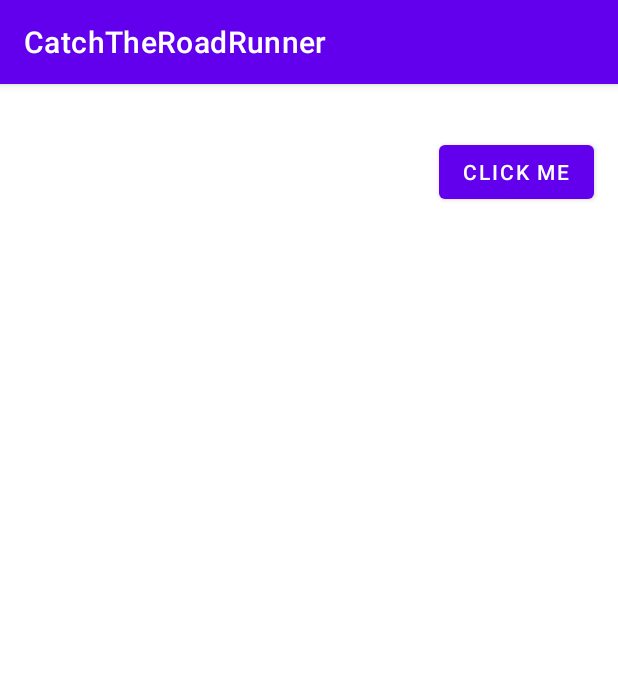
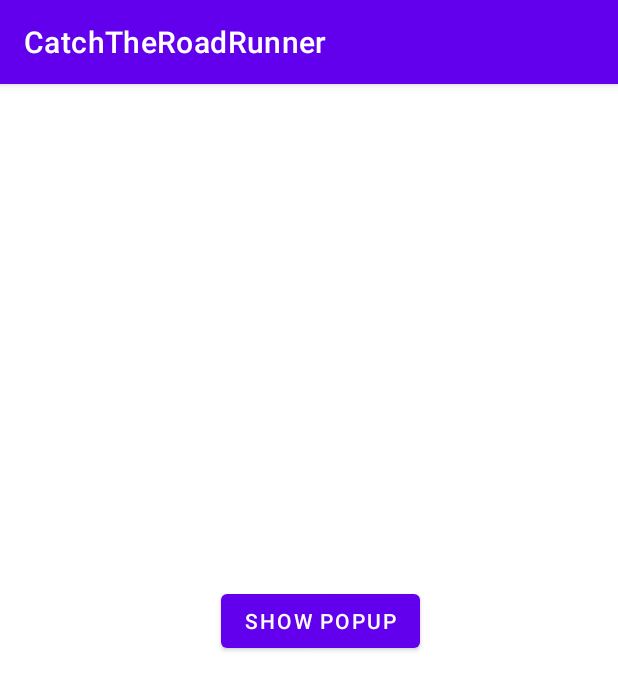
Before and after one commit to Cevik10/CatchTheRoadRunner, an Android app: the screen it shows after launch (GameScreen), after a tap on "FREE MODE", on a phone screen of 412 x 824 dp. Shown: the top 690 px of the screen. Run offline under Robolectric (Android 15) with nearby library versions, the phone set to English and light mode, and no system bars; Roboto replaces fonts that are not available here; 1 other tap on this screen came first.

Commit message:
vol9 pop-up window added and exit button activated.

```diff
--- a/app/src/main/AndroidManifest.xml
+++ b/app/src/main/AndroidManifest.xml
@@ -25,6 +25,9 @@
         <meta-data
             android:name="preloaded_fonts"
             android:resource="@array/preloaded_fonts" />
+
     </application>
 
+
+
 </manifest>
--- a/app/src/main/java/com/ibrahimcakir/catchtheroadrunner/GameScreen.java
+++ b/app/src/main/java/com/ibrahimcakir/catchtheroadrunner/GameScreen.java
@@ -1,39 +1,56 @@
 package com.ibrahimcakir.catchtheroadrunner;
 
+import android.app.Dialog;
+import android.graphics.Color;
+import android.graphics.drawable.ColorDrawable;
 import android.os.Bundle;
 import android.view.MenuItem;
 import android.view.View;
 import android.widget.Button;
 import android.widget.PopupMenu;
+import android.widget.TextView;
 import android.widget.Toast;
 
 import androidx.appcompat.app.AppCompatActivity;
 
 public class GameScreen extends AppCompatActivity {
-    Button button;
 
+    Dialog myDialog;
+    Button showPopup_button;
     @Override
     protected void onCreate(Bundle savedInstanceState) {
         super.onCreate(savedInstanceState);
         setContentView(R.layout.activity_game_screen);
 
-        button = (Button) findViewById(R.id.clickBtn);
-        button.setOnClickListener(new View.OnClickListener() {
+        showPopup_button = findViewById(R.id.showPopup_button);
+        myDialog = new Dialog(this);
+
+
+    }
+
+    public void showPopup(View view){
+        TextView textclose;
+
+        myDialog.setContentView(R.layout.popupwindow);
+
+        textclose = myDialog.findViewById(R.id.textclose);
+        textclose.setOnClickListener(new View.OnClickListener() {
             @Override
             public void onClick(View view) {
-                PopupMenu popupMenu = new PopupMenu(GameScreen.this, button);
-
-                popupMenu.getMenuInflater().inflate(R.menu.popup_menu, popupMenu.getMenu());
-                popupMenu.setOnMenuItemClickListener(new PopupMenu.OnMenuItemClickListener() {
-                    @Override
-                    public boolean onMenuItemClick(MenuItem menuItem) {
-                        Toast.makeText(GameScreen.this, "You Clicked " + menuItem.getTitle(), Toast.LENGTH_SHORT).show();
-                        return true;
-                    }
-                });
-                popupMenu.show();
+                myDialog.dismiss();
             }
         });
+        myDialog.getWindow().setBackgroundDrawable(new ColorDrawable(Color.TRANSPARENT));
+        myDialog.show();
+
 
     }
+
+
+
+
+
+
+
+
 }
--- a/app/src/main/java/com/ibrahimcakir/catchtheroadrunner/MainActivity.java
+++ b/app/src/main/java/com/ibrahimcakir/catchtheroadrunner/MainActivity.java
@@ -4,6 +4,7 @@ import android.content.Intent;
 import android.os.Bundle;
 import android.view.View;
 import android.widget.Button;
+import android.widget.Toast;
 
 import androidx.appcompat.app.AppCompatActivity;
 
@@ -22,14 +23,12 @@ public class MainActivity extends AppCompatActivity {
         isOpen = true;
 
         // Locate the buttons in your xml
-        start_button = (Button) findViewById(R.id.Start_button);
-        freeMod_button = (Button) findViewById(R.id.FreeMod_button);
-        arcadeMod_button = (Button) findViewById(R.id.ArcadeMod_button);
+        start_button = findViewById(R.id.Start_button);
+        freeMod_button =  findViewById(R.id.FreeMod_button);
+        arcadeMod_button = findViewById(R.id.ArcadeMod_button);
 
         //set listener on button1
-        start_button.setOnClickListener(new View.OnClickListener() {
-            @Override
-            public void onClick(View v) {
+        start_button.setOnClickListener(v -> {
             //make button2 visible when button1 is pressed
             if (isOpen) {
                 arcadeMod_button.setVisibility(View.VISIBLE);
@@ -42,7 +41,6 @@ public class MainActivity extends AppCompatActivity {
 
             }
 
-            }
         });
     }
 
@@ -52,5 +50,13 @@ public class MainActivity extends AppCompatActivity {
 
     }
 
+    public void exit(View view) throws InterruptedException {
+        Toast.makeText(this, "Good Bye :)", Toast.LENGTH_SHORT).show();
+        Thread.sleep(1000);
+        finish();
+        System.exit(0);
 
     }
+
+
+}
--- /dev/null
+++ b/app/src/main/res/drawable/txtclosepopup.xml
@@ -0,0 +1,4 @@
+<?xml version="1.0" encoding="utf-8"?>
+<shape android:shape="oval" xmlns:android="http://schemas.android.com/apk/res/android">
+    <stroke android:width="2dp" android:color="#AA000000"/>
+</shape>
--- a/app/src/main/res/layout/activity_game_screen.xml
+++ b/app/src/main/res/layout/activity_game_screen.xml
@@ -7,17 +7,18 @@
     tools:context=".GameScreen">
 
     <Button
-        android:id="@+id/clickBtn"
+        android:id="@+id/showPopup_button"
         android:layout_width="wrap_content"
         android:layout_height="wrap_content"
-        android:layout_marginEnd="16dp"
-        android:text="Click Me"
+        android:layout_marginEnd="132dp"
+        android:onClick="showPopup"
+        android:text="Show Popup"
         app:layout_constraintBottom_toBottomOf="parent"
         app:layout_constraintEnd_toEndOf="parent"
         app:layout_constraintHorizontal_bias="0.947"
         app:layout_constraintLeft_toLeftOf="parent"
         app:layout_constraintRight_toRightOf="parent"
         app:layout_constraintTop_toTopOf="parent"
-        app:layout_constraintVertical_bias="0.048" />
+        app:layout_constraintVertical_bias="0.464" />
 
 </androidx.constraintlayout.widget.ConstraintLayout>
--- a/app/src/main/res/menu/popup_menu.xml
+++ /dev/null
@@ -1,16 +0,0 @@
-<?xml version="1.0" encoding="utf-8"?>
-<menu xmlns:android="http://schemas.android.com/apk/res/android">
-
-    <item
-        android:id="@+id/java"
-        android:title="hakan" />
-
-
-    <item
-        android:id="@+id/kotlin"
-        android:title="çevik" />
-
-
-
-
-</menu>
```
Also changed, not shown: app/src/main/res/drawable/custom_exitbutton.xml (added, +7 -0 lines), app/src/main/res/layout/activity_main.xml (+7 -6 lines), app/src/main/res/layout/popupwindow.xml (added, +30 -0 lines). Lines whose indentation alone changed are shown as unchanged.
